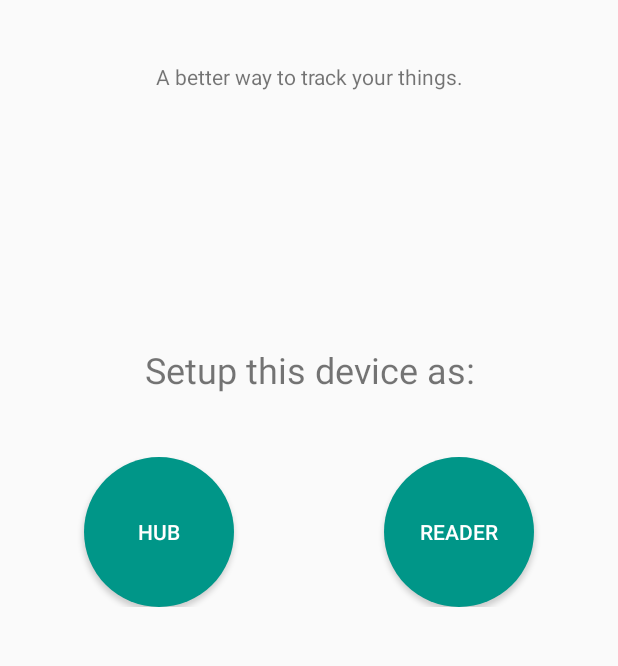
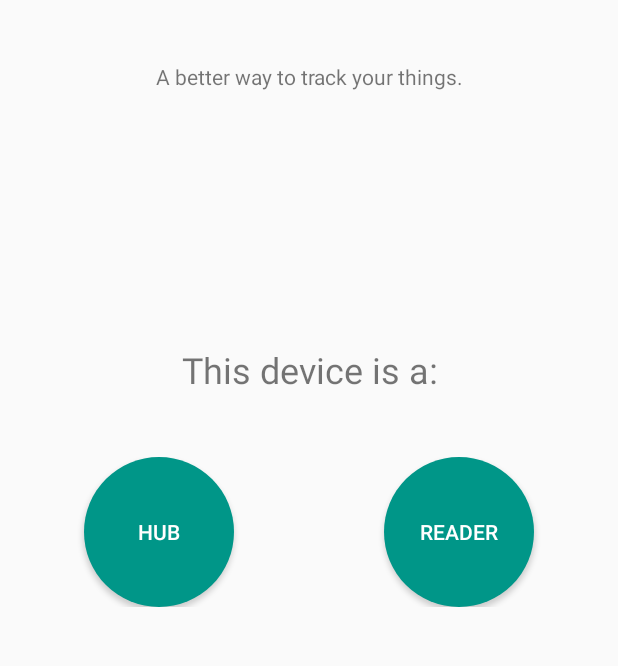
Before and after one commit to ContainerDroid/nfc-tracker, an Android app: the screen it shows after launch (MainActivity), on a phone screen of 412 x 824 dp, the part 501-1167 px from its top. Run offline under Robolectric (Android 15) with nearby library versions, the phone set to English and light mode, and no system bars.

Commit message:
change welcome_setup string
Signed-off-by: Vladimir Oltean <olteanv@gmail.com>

```diff
--- a/app/src/main/res/values/strings.xml
+++ b/app/src/main/res/values/strings.xml
@@ -3,6 +3,6 @@
 
     <!--  Welcome Page Strings -->
     <string name="welcome_tagline">A better way to track your things.</string>
-    <string name="welcome_setup">Setup this device as:</string>
+    <string name="welcome_setup">This device is a:</string>
 
 </resources>
```
